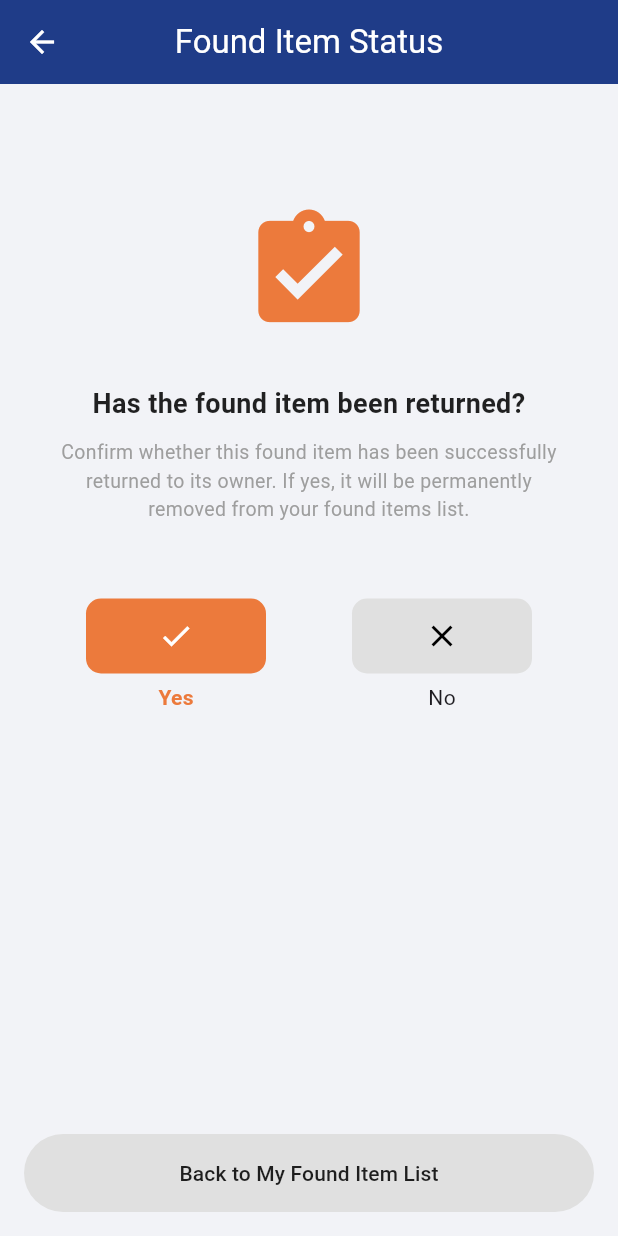
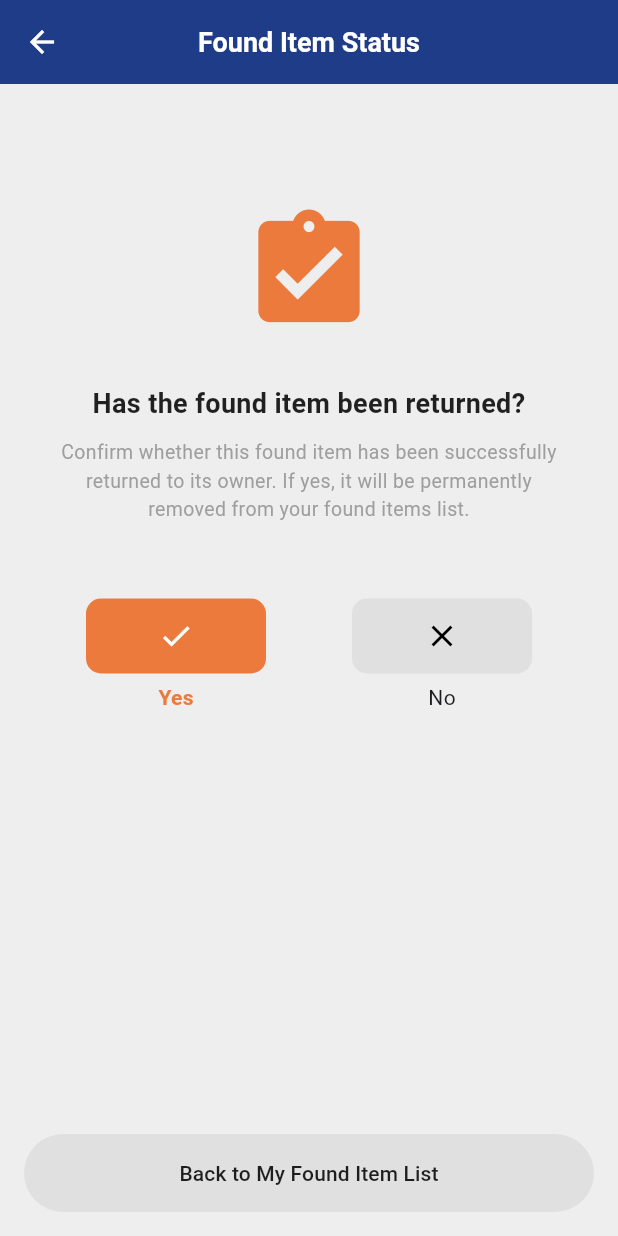
Before and after one commit to tajithtr/campus-lost-found-app, a Flutter app: the FoundItemDeliveryConfirmationScreen screen opened by its route, on a phone screen of 412 x 824 dp. Run offline on Flutter 3.47's test engine with Material 3 defaults, Android fonts, the phone set to English and light mode, and no system bars; our stand-ins replace cloud_firestore, firebase_auth, firebase_core, image_picker; accounts and stored records are empty.

Commit message:
Update found and lost item delivery confirmation screens

```diff
--- a/campus_lost_found_app/lib/features/delivery/screens/found_item_delivery_confirmation_screen.dart
+++ b/campus_lost_found_app/lib/features/delivery/screens/found_item_delivery_confirmation_screen.dart
@@ -45,19 +45,26 @@ class _FoundItemDeliveryConfirmationScreenState
   @override
   Widget build(BuildContext context) {
     return Scaffold(
-      backgroundColor: const Color(0xFFF2F3F7),
-
+      backgroundColor: Colors.grey[200],
       appBar: AppBar(
         backgroundColor: const Color(0xFF1F3C88),
-        centerTitle: true,
+        leading: IconButton(
+          icon: const Icon(Icons.arrow_back, color: Colors.white),
+          onPressed: () {
+            if (Navigator.canPop(context)) {
+              Navigator.pop(context);
+            }
+          },
+        ),
         title: const Text(
           "Found Item Status",
-          style: TextStyle(color: Colors.white),
+          style: TextStyle(
+            color: Colors.white,
+            fontWeight: FontWeight.w600,
+            fontSize: 18,
+          ),
         ),
-        leading: IconButton(
-          icon: const Icon(Icons.arrow_back, color: Colors.white),
-          onPressed: _handleNo,
-        ),
+        centerTitle: true,
       ),
 
       body: Column(
```
Also changed, not shown: campus_lost_found_app/lib/features/delivery/screens/lost_item_delivery_confirmation_screen.dart (+15 -8 lines).
